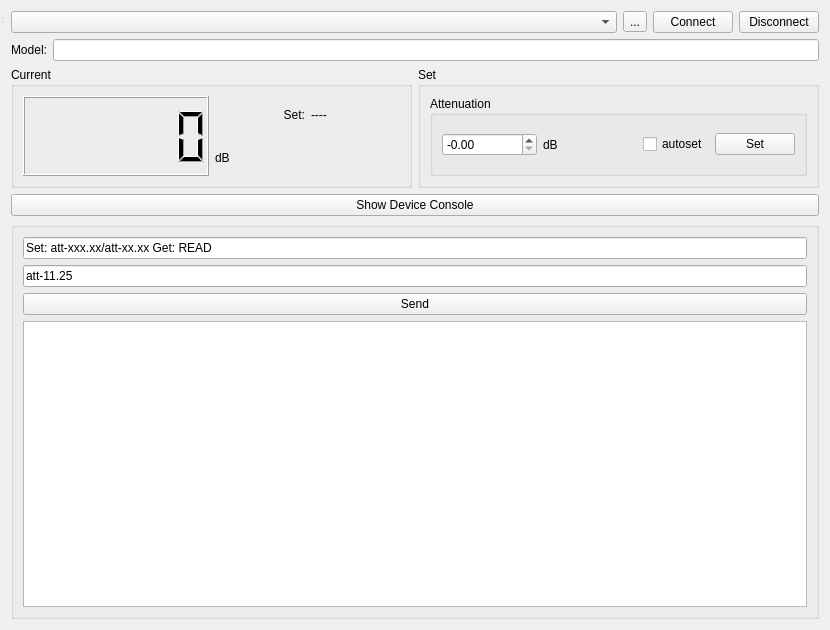
Qt form qtdigitalattenuator.ui (coozoo/qtrfpowermeter) before a commit.
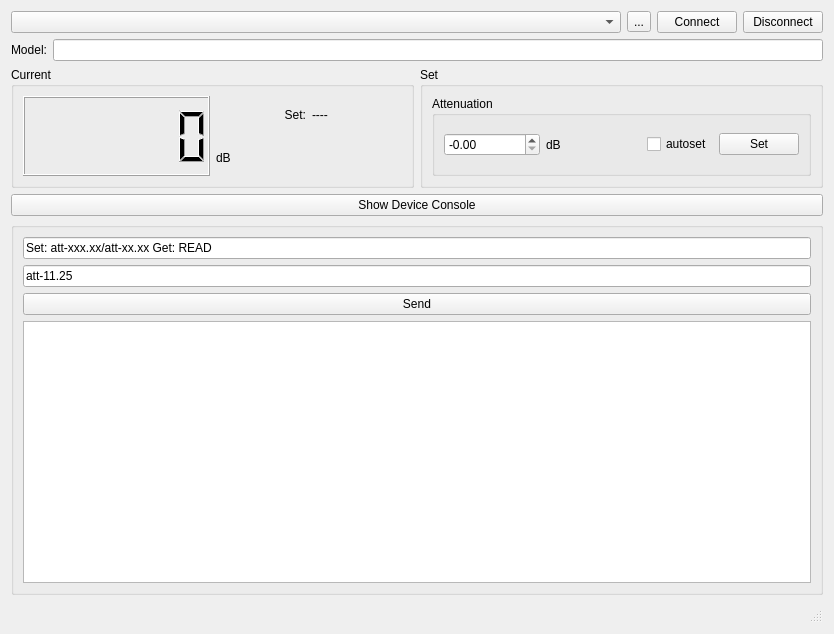
The same form after that commit.

```diff
--- a/qtdigitalattenuator.ui
+++ b/qtdigitalattenuator.ui
@@ -6,8 +6,8 @@
    <rect>
     <x>0</x>
     <y>0</y>
-    <width>830</width>
-    <height>630</height>
+    <width>834</width>
+    <height>634</height>
    </rect>
   </property>
   <property name="sizePolicy">
@@ -328,17 +328,17 @@
      </item>
     </layout>
    </item>
+   <item row="2" column="0">
+    <widget class="QStatusBar" name="statusbar">
+     <property name="sizePolicy">
+      <sizepolicy hsizetype="Minimum" vsizetype="Minimum">
+       <horstretch>0</horstretch>
+       <verstretch>0</verstretch>
+      </sizepolicy>
+     </property>
+    </widget>
+   </item>
   </layout>
-  <widget class="QStatusBar" name="statusbar">
-   <property name="geometry">
-    <rect>
-     <x>0</x>
-     <y>0</y>
-     <width>3</width>
-     <height>24</height>
-    </rect>
-   </property>
-  </widget>
  </widget>
  <resources/>
  <connections/>
```
Left out of the diff: 96 changed lines with no effect on the pictures.
